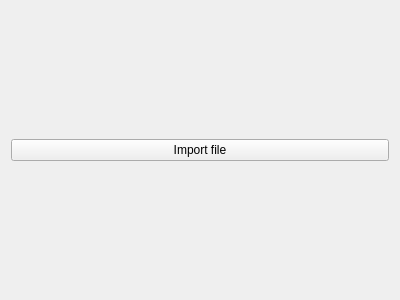
Before: the Qt Designer form gui/widgets/dbmanager/ui/fileimport.ui in Vin985/ecosongs, drawn with Qt 5.
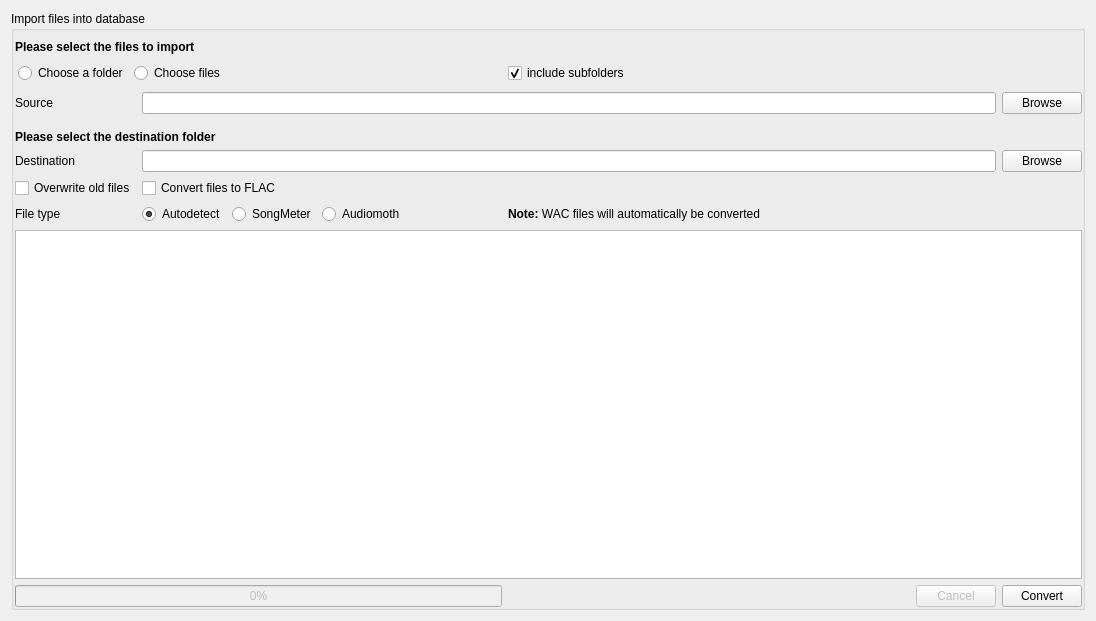
After: the same form once the commit is applied.

```diff
--- a/gui/widgets/dbmanager/ui/fileimport.ui
+++ b/gui/widgets/dbmanager/ui/fileimport.ui
@@ -6,8 +6,8 @@
    <rect>
     <x>0</x>
     <y>0</y>
-    <width>400</width>
-    <height>300</height>
+    <width>1096</width>
+    <height>621</height>
    </rect>
   </property>
   <property name="windowTitle">
@@ -15,10 +15,350 @@
   </property>
   <layout class="QHBoxLayout" name="horizontalLayout">
    <item>
-    <widget class="QPushButton" name="pushButton">
-     <property name="text">
-      <string>Import file</string>
+    <widget class="QGroupBox" name="groupBox">
+     <property name="title">
+      <string>Import files into database</string>
      </property>
+     <layout class="QHBoxLayout" name="horizontalLayout_3">
+      <property name="leftMargin">
+       <number>1</number>
+      </property>
+      <property name="rightMargin">
+       <number>0</number>
+      </property>
+      <property name="bottomMargin">
+       <number>0</number>
+      </property>
+      <item>
+       <layout class="QGridLayout" name="gridLayout_2">
+        <property name="verticalSpacing">
+         <number>6</number>
+        </property>
+        <item row="1" column="0" colspan="2">
+         <layout class="QHBoxLayout" name="horizontalLayout_4">
+          <property name="sizeConstraint">
+           <enum>QLayout::SetDefaultConstraint</enum>
+          </property>
+          <property name="leftMargin">
+           <number>3</number>
+          </property>
+          <property name="topMargin">
+           <number>3</number>
+          </property>
+          <property name="rightMargin">
+           <number>3</number>
+          </property>
+          <property name="bottomMargin">
+           <number>3</number>
+          </property>
+          <item>
+           <widget class="QRadioButton" name="isFolder_2">
+            <property name="sizePolicy">
+             <sizepolicy hsizetype="Maximum" vsizetype="Preferred">
+              <horstretch>0</horstretch>
+              <verstretch>0</verstretch>
+             </sizepolicy>
+            </property>
+            <property name="text">
+             <string>Choose a folder</string>
+            </property>
+            <property name="checked">
+             <bool>true</bool>
+            </property>
+           </widget>
+          </item>
+          <item>
+           <widget class="QRadioButton" name="isFile_2">
+            <property name="sizePolicy">
+             <sizepolicy hsizetype="Preferred" vsizetype="Preferred">
+              <horstretch>0</horstretch>
+              <verstretch>0</verstretch>
+             </sizepolicy>
+            </property>
+            <property name="minimumSize">
+             <size>
+              <width>0</width>
+              <height>0</height>
+             </size>
+            </property>
+            <property name="text">
+             <string>Choose files</string>
+            </property>
+            <property name="checked">
+             <bool>false</bool>
+            </property>
+           </widget>
+          </item>
+         </layout>
+        </item>
+        <item row="10" column="0" colspan="5">
+         <widget class="QTextEdit" name="logConsole_2">
+          <property name="sizePolicy">
+           <sizepolicy hsizetype="Preferred" vsizetype="Expanding">
+            <horstretch>0</horstretch>
+            <verstretch>0</verstretch>
+           </sizepolicy>
+          </property>
+         </widget>
+        </item>
+        <item row="11" column="4">
+         <widget class="QPushButton" name="convertBtn_2">
+          <property name="text">
+           <string>Convert</string>
+          </property>
+         </widget>
+        </item>
+        <item row="11" column="0" colspan="2">
+         <widget class="QProgressBar" name="progressBar_2">
+          <property name="enabled">
+           <bool>false</bool>
+          </property>
+          <property name="value">
+           <number>0</number>
+          </property>
+         </widget>
+        </item>
+        <item row="7" column="0">
+         <widget class="QLabel" name="destinationLabel_2">
+          <property name="text">
+           <string>Destination</string>
+          </property>
+          <property name="margin">
+           <number>5</number>
+          </property>
+         </widget>
+        </item>
+        <item row="7" column="4">
+         <widget class="QPushButton" name="destBrowseBtn_2">
+          <property name="text">
+           <string>Browse</string>
+          </property>
+         </widget>
+        </item>
+        <item row="2" column="4">
+         <widget class="QPushButton" name="srcBrowseBtn_2">
+          <property name="sizePolicy">
+           <sizepolicy hsizetype="Maximum" vsizetype="Fixed">
+            <horstretch>0</horstretch>
+            <verstretch>0</verstretch>
+           </sizepolicy>
+          </property>
+          <property name="text">
+           <string>Browse</string>
+          </property>
+         </widget>
+        </item>
+        <item row="8" column="0">
+         <widget class="QCheckBox" name="overwrite_2">
+          <property name="sizePolicy">
+           <sizepolicy hsizetype="Maximum" vsizetype="Fixed">
+            <horstretch>0</horstretch>
+            <verstretch>0</verstretch>
+           </sizepolicy>
+          </property>
+          <property name="text">
+           <string>Overwrite old files</string>
+          </property>
+         </widget>
+        </item>
+        <item row="8" column="1">
+         <widget class="QCheckBox" name="checkBox_2">
+          <property name="text">
+           <string>Convert files to FLAC</string>
+          </property>
+         </widget>
+        </item>
+        <item row="0" column="0" colspan="5">
+         <widget class="QLabel" name="label">
+          <property name="minimumSize">
+           <size>
+            <width>0</width>
+            <height>0</height>
+           </size>
+          </property>
+          <property name="text">
+           <string>&lt;b&gt;Please select the files to import&lt;/b&gt;</string>
+          </property>
+          <property name="margin">
+           <number>5</number>
+          </property>
+         </widget>
+        </item>
+        <item row="11" column="3" alignment="Qt::AlignRight">
+         <widget class="QPushButton" name="cancelBtn_2">
+          <property name="enabled">
+           <bool>false</bool>
+          </property>
+          <property name="sizePolicy">
+           <sizepolicy hsizetype="Maximum" vsizetype="Fixed">
+            <horstretch>0</horstretch>
+            <verstretch>0</verstretch>
+           </sizepolicy>
+          </property>
+          <property name="layoutDirection">
+           <enum>Qt::LeftToRight</enum>
+          </property>
+          <property name="text">
+           <string>Cancel</string>
+          </property>
+         </widget>
+        </item>
+        <item row="7" column="1" colspan="3">
+         <widget class="QLineEdit" name="destPathInput_2">
+          <property name="sizePolicy">
+           <sizepolicy hsizetype="MinimumExpanding" vsizetype="Fixed">
+            <horstretch>0</horstretch>
+            <verstretch>0</verstretch>
+           </sizepolicy>
+          </property>
+         </widget>
+        </item>
+        <item row="3" column="0">
+         <spacer name="verticalSpacer">
+          <property name="orientation">
+           <enum>Qt::Vertical</enum>
+          </property>
+          <property name="sizeType">
+           <enum>QSizePolicy::Maximum</enum>
+          </property>
+          <property name="sizeHint" stdset="0">
+           <size>
+            <width>20</width>
+            <height>10</height>
+           </size>
+          </property>
+         </spacer>
+        </item>
+        <item row="2" column="1" colspan="3">
+         <widget class="QLineEdit" name="srcPathInput_2">
+          <property name="sizePolicy">
+           <sizepolicy hsizetype="MinimumExpanding" vsizetype="Fixed">
+            <horstretch>0</horstretch>
+            <verstretch>0</verstretch>
+           </sizepolicy>
+          </property>
+          <property name="maximumSize">
+           <size>
+            <width>16777215</width>
+            <height>16777215</height>
+           </size>
+          </property>
+         </widget>
+        </item>
+        <item row="1" column="2">
+         <widget class="QCheckBox" name="isRecursive_2">
+          <property name="enabled">
+           <bool>true</bool>
+          </property>
+          <property name="sizePolicy">
+           <sizepolicy hsizetype="Maximum" vsizetype="Fixed">
+            <horstretch>0</horstretch>
+            <verstretch>0</verstretch>
+           </sizepolicy>
+          </property>
+          <property name="text">
+           <string>include subfolders</string>
+          </property>
+          <property name="checked">
+           <bool>true</bool>
+          </property>
+         </widget>
+        </item>
+        <item row="4" column="0" colspan="5">
+         <widget class="QLabel" name="label_2">
+          <property name="text">
+           <string>&lt;b&gt;Please select the destination folder&lt;/b&gt;</string>
+          </property>
+          <property name="textFormat">
+           <enum>Qt::AutoText</enum>
+          </property>
+          <property name="margin">
+           <number>5</number>
+          </property>
+         </widget>
+        </item>
+        <item row="9" column="0">
+         <widget class="QLabel" name="label_3">
+          <property name="text">
+           <string>File type</string>
+          </property>
+          <property name="margin">
+           <number>5</number>
+          </property>
+         </widget>
+        </item>
+        <item row="2" column="0">
+         <widget class="QLabel" name="sourceLabel_2">
+          <property name="maximumSize">
+           <size>
+            <width>169</width>
+            <height>16777215</height>
+           </size>
+          </property>
+          <property name="text">
+           <string>Source</string>
+          </property>
+          <property name="margin">
+           <number>5</number>
+          </property>
+         </widget>
+        </item>
+        <item row="9" column="1">
+         <layout class="QHBoxLayout" name="horizontalLayout_6">
+          <item>
+           <widget class="QRadioButton" name="radioButton">
+            <property name="sizePolicy">
+             <sizepolicy hsizetype="Maximum" vsizetype="Fixed">
+              <horstretch>0</horstretch>
+              <verstretch>0</verstretch>
+             </sizepolicy>
+            </property>
+            <property name="text">
+             <string>Autodetect</string>
+            </property>
+            <property name="checked">
+             <bool>true</bool>
+            </property>
+           </widget>
+          </item>
+          <item>
+           <widget class="QRadioButton" name="radioButton_3">
+            <property name="sizePolicy">
+             <sizepolicy hsizetype="Maximum" vsizetype="Fixed">
+              <horstretch>0</horstretch>
+              <verstretch>0</verstretch>
+             </sizepolicy>
+            </property>
+            <property name="text">
+             <string>SongMeter</string>
+            </property>
+           </widget>
+          </item>
+          <item>
+           <widget class="QRadioButton" name="radioButton_2">
+            <property name="sizePolicy">
+             <sizepolicy hsizetype="Preferred" vsizetype="Fixed">
+              <horstretch>0</horstretch>
+              <verstretch>0</verstretch>
+             </sizepolicy>
+            </property>
+            <property name="text">
+             <string>Audiomoth</string>
+            </property>
+           </widget>
+          </item>
+         </layout>
+        </item>
+        <item row="9" column="2" colspan="3">
+         <widget class="QLabel" name="label_4">
+          <property name="text">
+           <string>&lt;b&gt;Note:&lt;/b&gt; WAC files will automatically be converted</string>
+          </property>
+         </widget>
+        </item>
+       </layout>
+      </item>
+     </layout>
     </widget>
    </item>
   </layout>
```
Left out of the diff: 2 changed lines with no effect on the pictures.
